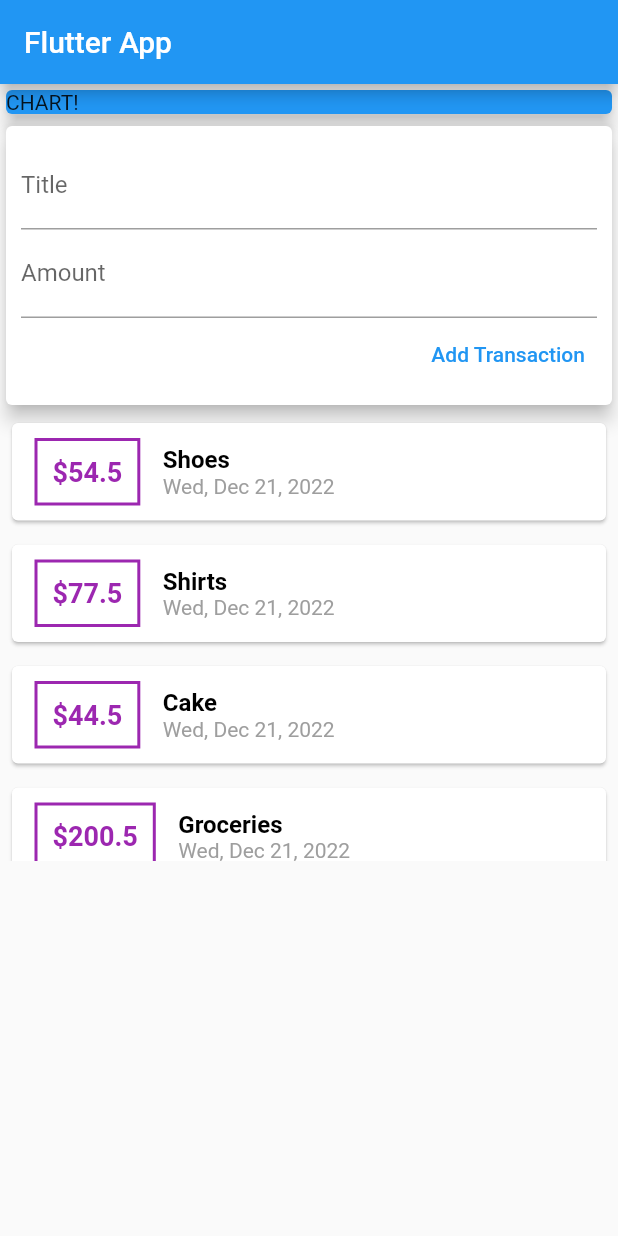
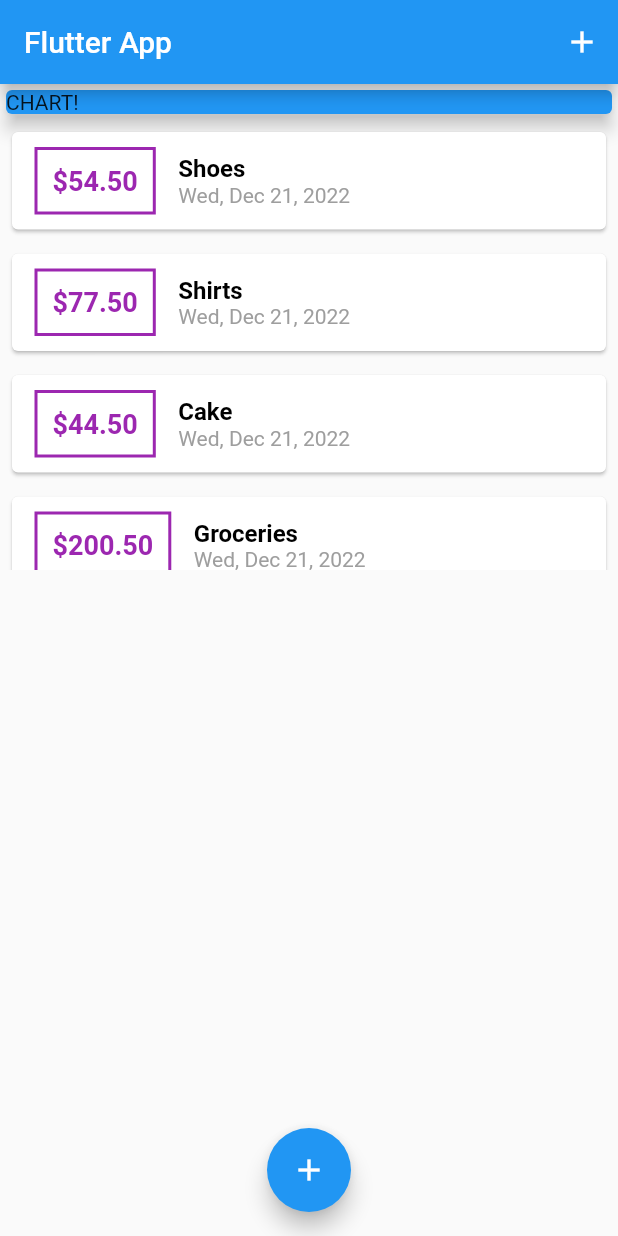
Before and after one commit to rajeshmadasu/ExpenseManagerFlutterApp, a Flutter app: the screen it shows after launch, on a phone screen of 412 x 824 dp. Run offline on Flutter 3.47's test engine with Material 2 defaults, Android fonts, the phone set to English and light mode, and no system bars.

```diff
--- a/lib/main.dart
+++ b/lib/main.dart
@@ -1,5 +1,7 @@
-import './widgets/user_transactions.dart';
+import './widgets/new_transaction.dart';
 import 'package:flutter/material.dart';
+import './models/transaction.dart';
+import './widgets/transaction_list.dart';
 
 void main() => runApp(MyApp());
 
@@ -13,15 +15,55 @@ class MyApp extends StatelessWidget {
   }
 }
 
-class MyHomePage extends StatelessWidget {
-//  String? titleInput;
-//  String? amountInput;
+class MyHomePage extends StatefulWidget {
+  @override
+  State<MyHomePage> createState() => _MyHomePageState();
+}
+
+class _MyHomePageState extends State<MyHomePage> {
+  final List<Transaction> _userTransactions = [
+    Transaction(id: 'id1', title: 'Shoes', amount: 54.5, date: DateTime.now()),
+    Transaction(id: 'id2', title: 'Shirts', amount: 77.5, date: DateTime.now()),
+    Transaction(id: 'id3', title: 'Cake', amount: 44.5, date: DateTime.now()),
+    Transaction(
+        id: 'id1', title: 'Groceries', amount: 200.5, date: DateTime.now()),
+  ];
+
+  void _addNewTransaction(String txTitle, double txAmount) {
+    final newTx = Transaction(
+        title: txTitle,
+        amount: txAmount,
+        date: DateTime.now(),
+        id: DateTime.now().toString());
+    setState(() {
+      _userTransactions.add(newTx);
+    });
+  }
+
+  void _startModalBottomSheet(BuildContext ctx) {
+    showModalBottomSheet(
+        context: ctx,
+        builder: (_) {
+          return GestureDetector(
+            child: NewTransaction(_addNewTransaction),
+            onTap: () {},
+            behavior: HitTestBehavior.opaque,
+          );
+        });
+  }
 
   @override
   Widget build(BuildContext context) {
     return Scaffold(
       appBar: AppBar(
         title: const Text('Flutter App'),
+        actions: <Widget>[
+          IconButton(
+              onPressed: () {
+                _startModalBottomSheet(context);
+              },
+              icon: Icon(Icons.add))
+        ],
       ),
       body: Column(
           mainAxisAlignment: MainAxisAlignment.start,
@@ -35,8 +77,13 @@ class MyHomePage extends StatelessWidget {
                 child: Text('CHART!'),
               ),
             ),
-            UserTransaction(),
+            TransactionList(_userTransactions),
           ]),
+      floatingActionButtonLocation: FloatingActionButtonLocation.centerFloat,
+      floatingActionButton: FloatingActionButton(
+        child: Icon(Icons.add),
+        onPressed: () => {_startModalBottomSheet(context)},
+      ),
     );
   }
 }
--- a/lib/widgets/transaction_list.dart
+++ b/lib/widgets/transaction_list.dart
@@ -27,7 +27,7 @@ class TransactionList extends StatelessWidget {
                             style: BorderStyle.solid)),
                     padding: const EdgeInsets.all(10.0),
                     child: Text(
-                      '\$${transactions[index].amount}',
+                      '\$${transactions[index].amount.toStringAsFixed(2)}',
                       style: const TextStyle(
                           fontSize: 18,
                           color: Colors.purple,
--- a/lib/widgets/user_transactions.dart
+++ b/lib/widgets/user_transactions.dart
@@ -11,31 +11,12 @@ class UserTransaction extends StatefulWidget {
 }
 
 class _UserTransactionState extends State<UserTransaction> {
-  final List<Transaction> _userTransactions = [
-    Transaction(id: 'id1', title: 'Shoes', amount: 54.5, date: DateTime.now()),
-    Transaction(id: 'id2', title: 'Shirts', amount: 77.5, date: DateTime.now()),
-    Transaction(id: 'id3', title: 'Cake', amount: 44.5, date: DateTime.now()),
-    Transaction(
-        id: 'id1', title: 'Groceries', amount: 200.5, date: DateTime.now()),
-  ];
-
-  void _addNewTransaction(String txTitle, double txAmount) {
-    final newTx = Transaction(
-        title: txTitle,
-        amount: txAmount,
-        date: DateTime.now(),
-        id: DateTime.now().toString());
-    setState(() {
-      _userTransactions.add(newTx);
-    });
-  }
-
   @override
   Widget build(BuildContext context) {
     return Expanded(
         child: Column(children: [
-      NewTransaction(_addNewTransaction),
-      TransactionList(_userTransactions),
+      //   NewTransaction(_addNewTransaction),
+      //  TransactionList(_userTransactions),
     ]));
   }
 }
```
Also changed, not shown: lib/widgets/new_transaction.dart (+14 -4 lines).
